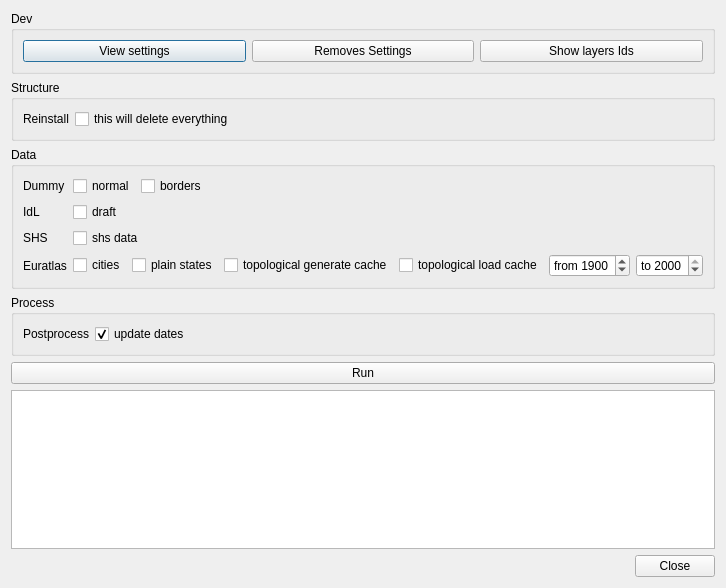
The window that ui/debug.ui (dhlab-epfl/GlobalAtlas-qgis) describes before a commit, drawn with Qt 5.
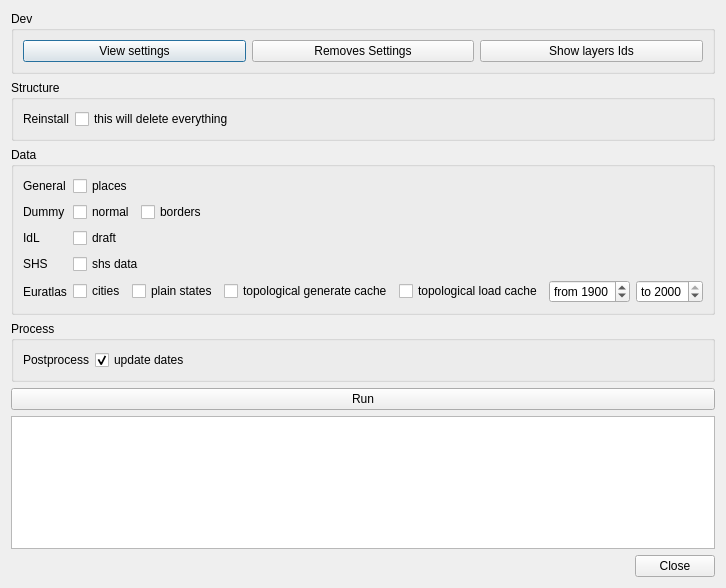
The same window after the commit.

Commit message: [import] add places

```diff
--- a/ui/debug.ui
+++ b/ui/debug.ui
@@ -73,14 +73,14 @@
       <string>Data</string>
      </property>
      <layout class="QFormLayout" name="formLayout">
-      <item row="3" column="0">
+      <item row="4" column="0">
        <widget class="QLabel" name="label_2">
         <property name="text">
          <string>IdL</string>
         </property>
        </widget>
       </item>
-      <item row="3" column="1">
+      <item row="4" column="1">
        <widget class="QCheckBox" name="idlDraftDataCheckBox">
         <property name="layoutDirection">
          <enum>Qt::LeftToRight</enum>
@@ -90,14 +90,14 @@
         </property>
        </widget>
       </item>
-      <item row="5" column="0">
+      <item row="6" column="0">
        <widget class="QLabel" name="label">
         <property name="text">
          <string>Euratlas</string>
         </property>
        </widget>
       </item>
-      <item row="5" column="1">
+      <item row="6" column="1">
        <layout class="QHBoxLayout" name="horizontalLayout_3">
         <item>
          <widget class="QCheckBox" name="euratlasCitiesCheckBox">
@@ -183,7 +183,7 @@
         </item>
        </layout>
       </item>
-      <item row="2" column="1">
+      <item row="3" column="1">
        <layout class="QHBoxLayout" name="horizontalLayout">
         <item>
          <widget class="QCheckBox" name="dummyDataCheckBox">
@@ -220,27 +220,41 @@
         </item>
        </layout>
       </item>
-      <item row="2" column="0">
+      <item row="3" column="0">
        <widget class="QLabel" name="label_3">
         <property name="text">
          <string>Dummy</string>
         </property>
        </widget>
       </item>
-      <item row="4" column="0">
+      <item row="5" column="0">
        <widget class="QLabel" name="label_6">
         <property name="text">
          <string>SHS</string>
         </property>
        </widget>
       </item>
-      <item row="4" column="1">
+      <item row="5" column="1">
        <widget class="QCheckBox" name="shsDataCheckBox">
         <property name="text">
          <string>shs data</string>
         </property>
        </widget>
       </item>
+      <item row="2" column="0">
+       <widget class="QLabel" name="label_7">
+        <property name="text">
+         <string>General</string>
+        </property>
+       </widget>
+      </item>
+      <item row="2" column="1">
+       <widget class="QCheckBox" name="placesDataCheckBox">
+        <property name="text">
+         <string>places</string>
+        </property>
+       </widget>
+      </item>
      </layout>
     </widget>
    </item>
```
The commit also changes 3 other files.
